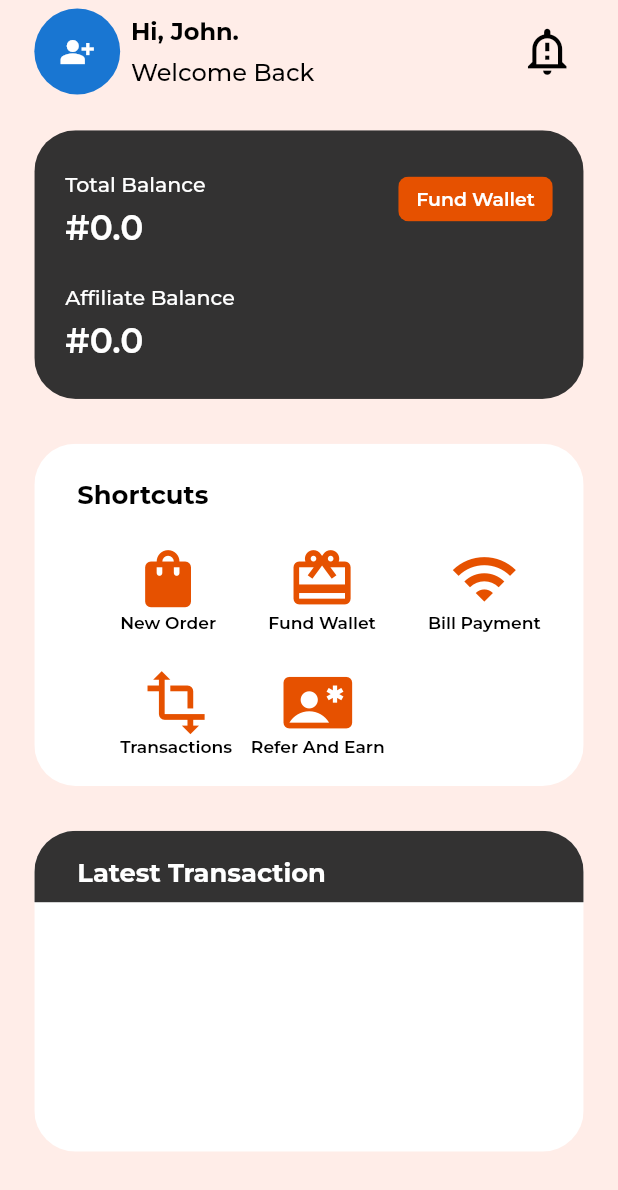
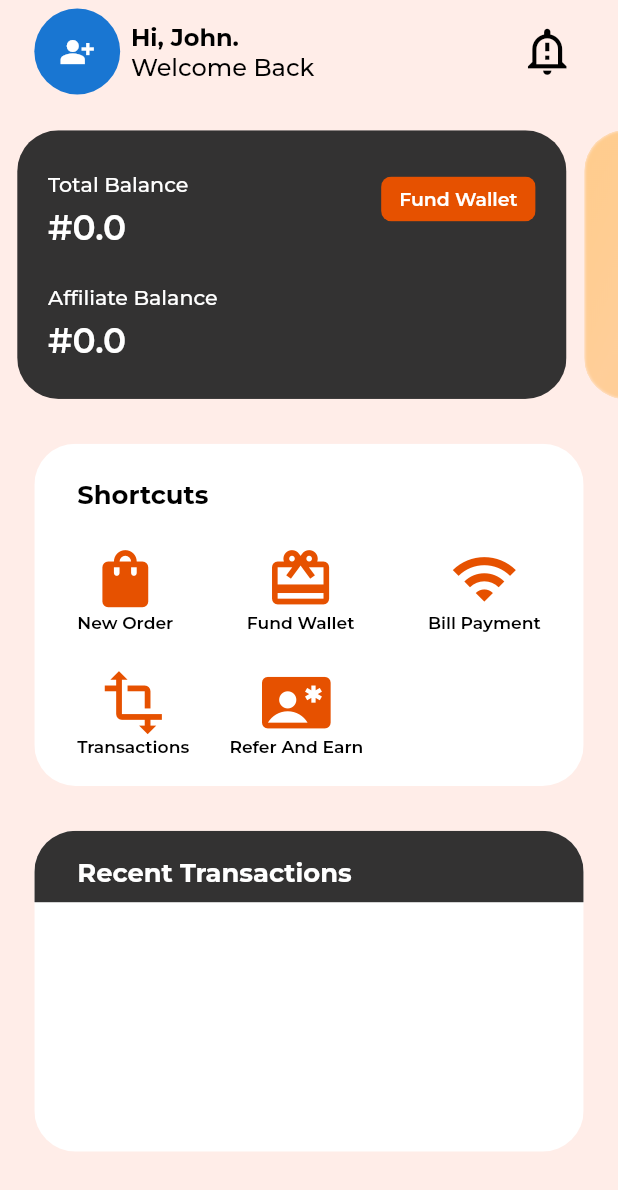
Before and after one commit to Elswag05/InstaKing, a Flutter app: the InstaHome screen opened directly, on a phone screen of 412 x 824 dp. Shown: the top 1190 px of the screen. Run offline on Flutter 3.47's test engine with Material 2 defaults, Android fonts, the phone set to English and light mode, and no system bars; drawn by our look-alikes of oktoast; our stand-ins replace dio, firebase_core, flutter_riverpod, flutter_screenutil, flutter_secure_storage, get_it and 2 more; accounts and stored records are empty; project files that could hold a hidden picture were left out.

```diff
--- a/lib/core/constants/env_colors.dart
+++ b/lib/core/constants/env_colors.dart
@@ -16,6 +16,13 @@ class EnvColors {
   EnvColors._();
 
   static Color appBackgroundColor = const Color.fromARGB(255, 255, 237, 232);
+  static List<Color> containerGradient = const [
+    Color.fromARGB(100, 255, 153, 0),
+    Color.fromARGB(120, 255, 172, 64),
+    Color.fromARGB(140, 255, 172, 64),
+    Color.fromARGB(120, 244, 67, 54),
+    //add more colors for gradient
+  ];
   static Color darkBackgroundColor = const Color.fromARGB(255, 0, 0, 0);
   static Color darkColor = const Color.fromARGB(255, 0, 0, 0);
   static Color mildLightColor = Color.fromARGB(255, 214, 214, 214);
--- a/lib/presentation/views/home/home_card_widgets.dart
+++ b/lib/presentation/views/home/home_card_widgets.dart
@@ -1,6 +1,10 @@
+import 'dart:ui';
+
 import 'package:flutter/material.dart';
 import 'package:flutter_screenutil/flutter_screenutil.dart';
 import 'package:insta_king/core/constants/env_colors.dart';
+import 'package:insta_king/core/extensions/widget_extension.dart';
+import 'package:insta_king/presentation/views/home/home_container_widget.dart';
 
 class HomeCardBalance extends StatelessWidget {
   final String balanceString;
@@ -42,3 +46,92 @@ class HomeCardBalance extends StatelessWidget {
     );
   }
 }
+
+class HomeCardList extends StatelessWidget {
+  const HomeCardList({super.key});
+
+  @override
+  Widget build(BuildContext context) {
+    return SizedBox(
+      height: 150.h,
+      width: double.infinity,
+      child: ListView(
+        scrollDirection: Axis.horizontal,
+        children: [
+          HomeContainer(
+            backgroundColor: EnvColors.mildGrey,
+            child: Padding(
+              padding: EdgeInsets.only(left: 18.sp, top: 3.sp, right: 18.w),
+              child: Row(
+                crossAxisAlignment: CrossAxisAlignment.start,
+                mainAxisAlignment: MainAxisAlignment.spaceBetween,
+                children: [
+                  Column(
+                    mainAxisAlignment: MainAxisAlignment.spaceEvenly,
+                    crossAxisAlignment: CrossAxisAlignment.start,
+                    children: [
+                      HomeCardBalance(
+                        balanceString: 'Total Balance',
+                        balance: 0.00,
+                        toHideBalance: () {},
+                      ),
+                      HomeCardBalance(
+                        balanceString: 'Affiliate Balance',
+                        balance: 0.00,
+                        toHideBalance: () {},
+                      )
+                    ],
+                  ),
+                  Container(
+                    height: 25.h,
+                    width: 90.w,
+                    color: EnvColors.primaryColor,
+                    child: Center(
+                      child: Text(
+                        'Fund Wallet',
+                        style: TextStyle(
+                          color: EnvColors.lightColor,
+                          fontFamily: 'Montesserat',
+                          fontSize: 11.sp,
+                          fontWeight: FontWeight.w600,
+                        ),
+                      ),
+                    ),
+                  )
+                      .afmBorderRadius(BorderRadius.circular(6.r))
+                      .afmPadding(EdgeInsets.only(top: 23.h)),
+                ],
+              ),
+            ),
+          )
+              .afmBorderRadius(BorderRadius.circular(24.r))
+              .afmPadding(EdgeInsets.only(right: 10.h)),
+          Container(
+            height: 150,
+            width: MediaQuery.of(context).size.width - 40.sp,
+            decoration: BoxDecoration(
+              gradient: LinearGradient(
+                  colors: EnvColors.containerGradient,
+                  begin: Alignment.topLeft,
+                  end: Alignment.bottomRight,
+                  stops: const [0, 0.2, 0.5, 0.8]),
+            ),
+            child: BackdropFilter(
+              filter: ImageFilter.blur(
+                sigmaX: 1,
+                sigmaY: 1,
+              ),
+              child: Container(
+                color: Colors.transparent,
+                height: 150.h,
+                child: Center(child: Text('sn')),
+              ),
+            ),
+          )
+              .afmBorderRadius(BorderRadius.circular(24.r))
+              .afmPadding(EdgeInsets.only(right: 10.h))
+        ],
+      ),
+    ).afmPadding(EdgeInsets.only(bottom: 25.h, left: 10.sp));
+  }
+}
--- a/lib/presentation/views/home/home_head.dart
+++ b/lib/presentation/views/home/home_head.dart
@@ -39,7 +39,7 @@ class HomeHeaderWidget extends StatelessWidget {
                     color: EnvColors.darkColor,
                     fontWeight: FontWeight.bold,
                   ),
-                ).afmPadding(EdgeInsets.only(bottom: 6.h)),
+                ),
                 Text(
                   'Welcome Back',
                   style: TextStyle(
--- a/lib/presentation/views/home/home_shortcut_widgets.dart
+++ b/lib/presentation/views/home/home_shortcut_widgets.dart
@@ -74,8 +74,7 @@ class ShortcutsTheWidget extends StatelessWidget {
                   shortcutText: 'Bill Payment',
                 ),
               ],
-            ).afmPadding(
-                EdgeInsets.only(top: 20.sp, left: 25.sp, right: 25.sp)),
+            ).afmPadding(EdgeInsets.only(top: 20.sp, right: 25.sp)),
             Row(
               mainAxisAlignment: MainAxisAlignment.spaceBetween,
               children: [
@@ -94,8 +93,7 @@ class ShortcutsTheWidget extends StatelessWidget {
                   height: 40.sp,
                 ),
               ],
-            ).afmPadding(
-                EdgeInsets.only(top: 20.sp, left: 25.sp, right: 25.sp)),
+            ).afmPadding(EdgeInsets.only(top: 20.sp, right: 25.sp)),
           ],
         )
       ],
--- a/lib/presentation/views/home/insta_home.dart
+++ b/lib/presentation/views/home/insta_home.dart
@@ -16,9 +16,7 @@ class InstaHome extends StatelessWidget {
     return SafeArea(
       child: Scaffold(
         backgroundColor: EnvColors.appBackgroundColor,
-        body: Padding(
-          padding: EdgeInsets.only(left: 20.sp, right: 20.sp, top: 5.sp),
-          child: Column(
+        body: Column(
           children: [
             HomeHeaderWidget(
               username: 'John',
@@ -30,55 +28,9 @@ class InstaHome extends StatelessWidget {
                   ),
                 );
               },
-              ).afmPadding(EdgeInsets.only(bottom: 20.h)),
-              HomeContainer(
-                backgroundColor: EnvColors.mildGrey,
-                child: Padding(
-                  padding: EdgeInsets.only(left: 18.sp, top: 3.sp, right: 18.w),
-                  child: Row(
-                    crossAxisAlignment: CrossAxisAlignment.start,
-                    mainAxisAlignment: MainAxisAlignment.spaceBetween,
-                    children: [
-                      Column(
-                        mainAxisAlignment: MainAxisAlignment.spaceEvenly,
-                        crossAxisAlignment: CrossAxisAlignment.start,
-                        children: [
-                          HomeCardBalance(
-                            balanceString: 'Total Balance',
-                            balance: 0.00,
-                            toHideBalance: () {},
-                          ),
-                          HomeCardBalance(
-                            balanceString: 'Affiliate Balance',
-                            balance: 0.00,
-                            toHideBalance: () {},
-                          )
-                        ],
-                      ),
-                      Container(
-                        height: 25.h,
-                        width: 90.w,
-                        color: EnvColors.primaryColor,
-                        child: Center(
-                          child: Text(
-                            'Fund Wallet',
-                            style: TextStyle(
-                              color: EnvColors.lightColor,
-                              fontFamily: 'Montesserat',
-                              fontSize: 11.sp,
-                              fontWeight: FontWeight.w600,
-                            ),
-                          ),
-                        ),
-                      )
-                          .afmBorderRadius(BorderRadius.circular(6.r))
-                          .afmPadding(EdgeInsets.only(top: 23.h)),
-                    ],
-                  ),
-                ),
-              )
-                  .afmBorderRadius(BorderRadius.circular(24.r))
-                  .afmPadding(EdgeInsets.only(bottom: 25.h)),
+            ).afmPadding(EdgeInsets.only(
+                left: 20.sp, right: 20.sp, top: 5.sp, bottom: 20.h)),
+            const HomeCardList(),
             HomeContainer(
               backgroundColor: EnvColors.lightColor,
               height: 160.h,
@@ -100,7 +52,7 @@ class InstaHome extends StatelessWidget {
                   color: EnvColors.mildGrey,
                   padding: EdgeInsets.only(left: 25.sp, top: 15.sp),
                   child: Text(
-                      'Latest Transaction',
+                    'Recent Transactions',
                     style: TextStyle(
                       color: EnvColors.lightColor,
                       fontFamily: 'Montesserat',
@@ -114,7 +66,6 @@ class InstaHome extends StatelessWidget {
               ],
             ),
           ],
-          ),
         ).afmNeverScroll,
       ),
     );
--- a/lib/presentation/views/profile/insta_profile.dart
+++ b/lib/presentation/views/profile/insta_profile.dart
@@ -6,9 +6,11 @@ class InstaProfile extends StatelessWidget {
 
   @override
   Widget build(BuildContext context) {
-    return Scaffold(
-      backgroundColor: EnvColors.appBackgroundColor,
-      body: const Center(child: Text('Profile Page')),
+    return SafeArea(
+      child: Scaffold(
+        backgroundColor: EnvColors.appBackgroundColor,
+        body: const Center(child: Text('Profile Page')),
+      ),
     );
   }
 }
```
Lines whose indentation alone changed are shown as unchanged.
